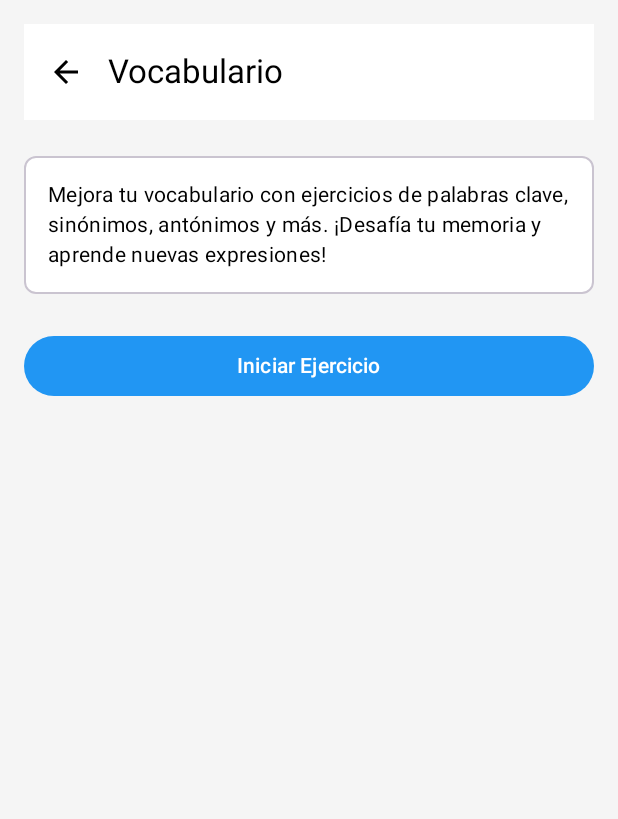
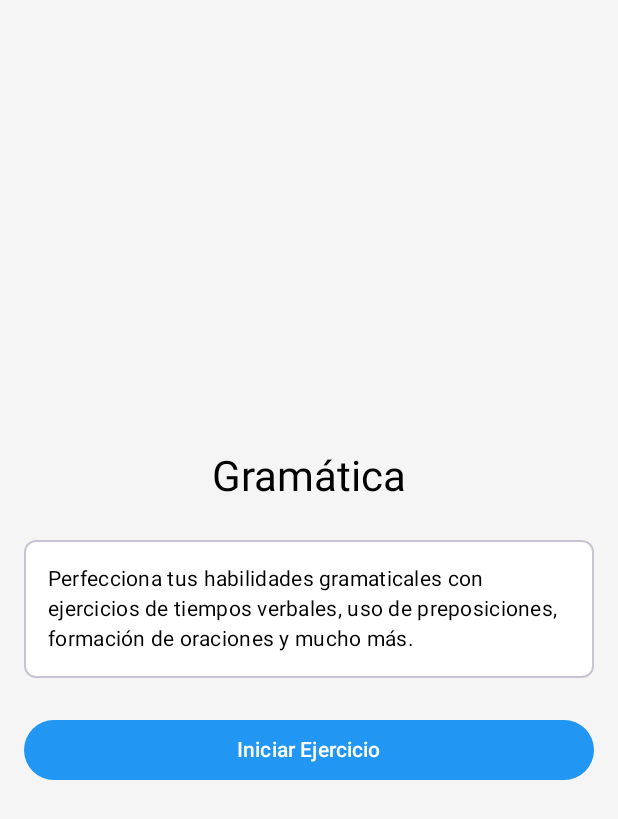
Before and after one commit to vasilon/GameGlish, an Android app built with Jetpack Compose: the composable GramaticaScreen shown on its own in the app's theme, on a phone screen of 412 x 824 dp. Shown: the top 819 px of the screen. Run offline under Robolectric (Android 15) with nearby library versions, the phone set to English and light mode, and no system bars.

Commit message:
9.0 Reorganizacion de vistas

```diff
--- a/app/src/main/java/com/example/gameglish/ui/view/FirstTimeLoginScreen.kt
+++ b/app/src/main/java/com/example/gameglish/ui/view/auth/FirstTimeLoginScreen.kt
@@ -1,5 +1,5 @@
 // Kotlin
-package com.example.gameglish.ui.view
+package com.example.gameglish.ui.view.auth
 
 import androidx.compose.foundation.Image
 import androidx.compose.foundation.background
@@ -15,7 +15,6 @@ import androidx.compose.material3.TextFieldDefaults
 import androidx.compose.runtime.*
 import androidx.compose.ui.Modifier
 import androidx.compose.ui.graphics.Brush
-import androidx.compose.ui.graphics.Color
 import androidx.compose.ui.unit.dp
 import androidx.compose.ui.Alignment
 import androidx.compose.ui.res.painterResource
--- a/app/src/main/java/com/example/gameglish/ui/view/LoginScreen.kt
+++ b/app/src/main/java/com/example/gameglish/ui/view/auth/LoginScreen.kt
@@ -1,5 +1,5 @@
 // Kotlin
-package com.example.gameglish.ui.view
+package com.example.gameglish.ui.view.auth
 
 import android.widget.Toast
 import androidx.compose.animation.AnimatedVisibility
--- a/app/src/main/java/com/example/gameglish/ui/view/RegisterScreen.kt
+++ b/app/src/main/java/com/example/gameglish/ui/view/auth/RegisterScreen.kt
@@ -1,4 +1,4 @@
-package com.example.gameglish.ui.view
+package com.example.gameglish.ui.view.auth
 
 import android.widget.Toast
 import androidx.compose.animation.AnimatedVisibility
--- a/app/src/main/java/com/example/gameglish/ui/view/CompetitiveGameScreen.kt
+++ b/app/src/main/java/com/example/gameglish/ui/view/modocompetitivo/CompetitiveGameScreen.kt
@@ -1,20 +1,16 @@
-package com.example.gameglish.ui.view
+package com.example.gameglish.ui.view.modocompetitivo
 
-import android.content.Context
 import androidx.compose.foundation.layout.*
 import androidx.compose.material3.*
 
 import androidx.compose.runtime.*
 import androidx.compose.ui.Alignment
 import androidx.compose.ui.Modifier
-import androidx.compose.ui.graphics.Color
-import androidx.compose.ui.platform.LocalContext
 
 import androidx.compose.ui.unit.dp
 import androidx.navigation.NavController
 import com.example.gameglish.ui.viewmodel.CompetitiveGameViewModel
 import androidx.lifecycle.viewmodel.compose.viewModel
-import com.example.gameglish.ui.components.BackTopAppBar
 import com.example.gameglish.ui.components.LivesRow
 
 @Composable
--- a/app/src/main/java/com/example/gameglish/ui/view/HomeGameScreen.kt
+++ b/app/src/main/java/com/example/gameglish/ui/view/modocompetitivo/HomeGameScreen.kt
@@ -1,4 +1,4 @@
-package com.example.gameglish.ui.view
+package com.example.gameglish.ui.view.modocompetitivo
 
 import android.widget.Toast
 import androidx.compose.foundation.layout.*
--- a/app/src/main/java/com/example/gameglish/ui/view/JoinGameScreen.kt
+++ b/app/src/main/java/com/example/gameglish/ui/view/modocompetitivo/JoinGameScreen.kt
@@ -1,4 +1,4 @@
-package com.example.gameglish.ui.view
+package com.example.gameglish.ui.view.modocompetitivo
 
 import android.widget.Toast
 import androidx.compose.foundation.clickable
--- a/app/src/main/java/com/example/gameglish/ui/view/GramaticaQuestionsScreen.kt
+++ b/app/src/main/java/com/example/gameglish/ui/view/modoindividual/GramaticaQuestionsScreen.kt
@@ -1,5 +1,5 @@
 // Kotlin
-package com.example.gameglish.ui.view
+package com.example.gameglish.ui.view.modoindividual
 
 import androidx.compose.foundation.layout.*
 import androidx.compose.material3.*
@@ -13,7 +13,6 @@ import com.example.gameglish.data.database.GameGlishDatabase
 import com.example.gameglish.data.repository.RepositoryUsuario
 import com.example.gameglish.ui.viewmodel.PreguntaViewModel
 import com.google.firebase.auth.FirebaseAuth
-import kotlinx.coroutines.launch
 
 @Composable
 fun GramaticaQuestionsScreen(
--- a/app/src/main/java/com/example/gameglish/ui/view/VocabularioScreen.kt
+++ b/app/src/main/java/com/example/gameglish/ui/view/modoindividual/GramaticaScreen.kt
@@ -1,46 +1,48 @@
-package com.example.gameglish.ui.view
+package com.example.gameglish.ui.view.modoindividual
 
 import androidx.compose.foundation.layout.*
-import androidx.compose.material3.MaterialTheme
-import androidx.compose.material3.Text
-import androidx.compose.material3.Button
-import androidx.compose.material3.OutlinedCard
+import androidx.compose.material3.*
 import androidx.compose.runtime.Composable
 import androidx.compose.ui.Alignment
 import androidx.compose.ui.Modifier
 import androidx.compose.ui.unit.dp
 import androidx.navigation.NavController
-import com.example.gameglish.ui.components.BackTopAppBar
+import com.example.gameglish.ui.navigation.Screen
 
 @Composable
-fun VocabularioScreen(
+fun GramaticaScreen(
     navController: NavController,
-    onStartExercise: () -> Unit
+    onStartExercise: () -> Unit,
+    modifier: Modifier = Modifier
 ) {
     Column(
         modifier = Modifier
             .fillMaxSize()
             .padding(16.dp),
         horizontalAlignment = Alignment.CenterHorizontally,
-        verticalArrangement = Arrangement.Top
+        verticalArrangement = Arrangement.Center
     ) {
-        BackTopAppBar(navController = navController, title = "Vocabulario")
+        Text(
+            text = "Gramática",
+            style = MaterialTheme.typography.headlineMedium
+        )
         Spacer(modifier = Modifier.height(24.dp))
-
         OutlinedCard(
             modifier = Modifier.fillMaxWidth()
         ) {
             Column(modifier = Modifier.padding(16.dp)) {
                 Text(
-                    text = "Mejora tu vocabulario con ejercicios de palabras clave, sinónimos, antónimos y más. ¡Desafía tu memoria y aprende nuevas expresiones!",
+                    text = "Perfecciona tus habilidades gramaticales con ejercicios de tiempos verbales, uso de preposiciones, formación de oraciones y mucho más.",
                     style = MaterialTheme.typography.bodyMedium
                 )
             }
         }
         Spacer(modifier = Modifier.height(24.dp))
-
         Button(
-            onClick = onStartExercise,
+            onClick = {
+                // Navigate directly, the questions will be loaded in the destination screen.
+                navController.navigate(Screen.GramaticaQuestions.route)
+            },
             modifier = Modifier.fillMaxWidth()
         ) {
             Text("Iniciar Ejercicio")
--- a/app/src/main/java/com/example/gameglish/ui/view/ListeningScreen.kt
+++ b/app/src/main/java/com/example/gameglish/ui/view/modoindividual/ListeningScreen.kt
@@ -1,4 +1,4 @@
-package com.example.gameglish.ui.view
+package com.example.gameglish.ui.view.modoindividual
 
 import androidx.compose.foundation.layout.Box
 import androidx.compose.foundation.layout.fillMaxSize
--- a/app/src/main/java/com/example/gameglish/ui/view/ModoIndividualMainScreen.kt
+++ b/app/src/main/java/com/example/gameglish/ui/view/modoindividual/ModoIndividualMainScreen.kt
@@ -1,4 +1,4 @@
-package com.example.gameglish.ui.view
+package com.example.gameglish.ui.view.modoindividual
 
 import androidx.compose.foundation.background
 import androidx.compose.foundation.clickable
@@ -9,10 +9,8 @@ import androidx.compose.material.icons.filled.Description
 import androidx.compose.material.icons.filled.HeadsetMic
 import androidx.compose.material.icons.filled.MenuBook
 import androidx.compose.material3.AlertDialog
-import androidx.compose.material3.ButtonDefaults
 import androidx.compose.material3.Card
 import androidx.compose.material3.CardDefaults
-import androidx.compose.material3.ElevatedButton
 import androidx.compose.material3.Icon
 import androidx.compose.material3.IconButton
 import androidx.compose.material3.Scaffold
@@ -25,7 +23,6 @@ import androidx.compose.material3.ExperimentalMaterial3Api
 import androidx.compose.material3.MaterialTheme
 import androidx.compose.material3.TextButton
 import androidx.compose.runtime.Composable
-import androidx.compose.runtime.LaunchedEffect
 import androidx.compose.runtime.mutableStateOf
 import androidx.compose.runtime.remember
 import androidx.compose.runtime.getValue
--- a/app/src/main/java/com/example/gameglish/ui/view/ReadingScreen.kt
+++ b/app/src/main/java/com/example/gameglish/ui/view/modoindividual/ReadingScreen.kt
@@ -1,4 +1,4 @@
-package com.example.gameglish.ui.view
+package com.example.gameglish.ui.view.modoindividual
 
 import androidx.compose.foundation.layout.Box
 import androidx.compose.foundation.layout.fillMaxSize
```
Also changed, not shown: app/src/main/java/com/example/gameglish/ui/navigation/AppNavHost.kt (+3 -8 lines), app/src/main/java/com/example/gameglish/ui/navigation/CompetitivoFlowScreen.kt (+4 -5 lines), app/src/main/java/com/example/gameglish/ui/navigation/IndividualFlowScreen.kt (+6 -6 lines), app/src/main/java/com/example/gameglish/ui/view/modocompetitivo/ModoCompetitivoMainScreen.kt (renamed from app/src/main/java/com/example/gameglish/ui/view/ModoCompetitivoMainScreen.kt, +1 -7 lines), app/src/main/java/com/example/gameglish/ui/view/modoindividual/VocabularioScreen.kt (renamed from app/src/main/java/com/example/gameglish/ui/view/GramaticaScreen.kt, +14 -16 lines).
